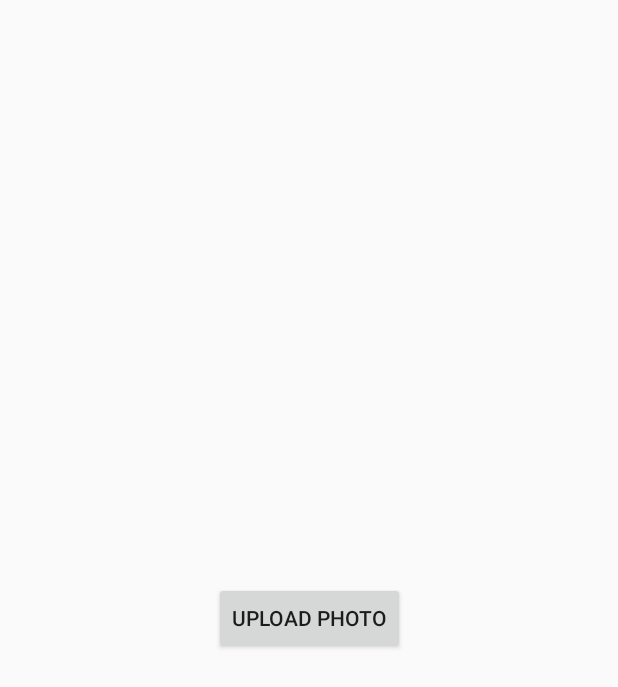
After one commit to katalinschmidt/wellness_wise, an Android app built with Jetpack Compose: the layout activity_main.xml on its own in the app's theme, with its tools: preview values and no code run, on a phone screen of 412 x 824 dp. The commit adds this screen. Shown: the top 687 px of the screen. Run offline under Robolectric (Android 15) with nearby library versions, the phone set to English and light mode, and no system bars.

Commit message:
Merge frontend files into combined repo

```diff
--- /dev/null
+++ b/frontend/app/src/main/res/layout/activity_main.xml
@@ -0,0 +1,23 @@
+<?xml version="1.0" encoding="utf-8"?>
+<androidx.constraintlayout.widget.ConstraintLayout xmlns:android="http://schemas.android.com/apk/res/android"
+    xmlns:app="http://schemas.android.com/apk/res-auto"
+    xmlns:tools="http://schemas.android.com/tools"
+    android:layout_width="match_parent"
+    android:layout_height="match_parent"
+    tools:context=".MainActivity">
+
+    <Button
+        android:id="@+id/upload_photo_btn"
+        android:layout_width="wrap_content"
+        android:layout_height="wrap_content"
+        android:layout_marginStart="150dp"
+        android:layout_marginTop="350dp"
+        android:layout_marginEnd="150dp"
+        android:layout_marginBottom="350dp"
+        android:text="Upload Photo"
+        app:layout_constraintBottom_toBottomOf="parent"
+        app:layout_constraintEnd_toEndOf="parent"
+        app:layout_constraintStart_toStartOf="parent"
+        app:layout_constraintTop_toTopOf="parent" />
+
+</androidx.constraintlayout.widget.ConstraintLayout>
--- /dev/null
+++ b/frontend/app/src/main/res/xml/network_security_config.xml
@@ -0,0 +1,5 @@
+<?xml version="1.0" encoding="utf-8"?>
+<network-security-config>
+    <!-- Enable CLEARTEXT communication during development -->
+    <base-config cleartextTrafficPermitted="true" />
+</network-security-config>
```
Also changed, not shown: frontend/app/src/main/AndroidManifest.xml (+7 -4 lines), frontend/app/src/main/java/com/example/beauty_label_reader_frontend/ApiService.kt (added, +10 -0 lines), frontend/app/src/main/java/com/example/beauty_label_reader_frontend/DataType.kt (added, +7 -0 lines), frontend/app/src/main/java/com/example/beauty_label_reader_frontend/MainActivity.kt (+111 -35 lines), frontend/app/src/main/java/com/example/beauty_label_reader_frontend/RetrofitInstance.kt (added, +12 -0 lines).
